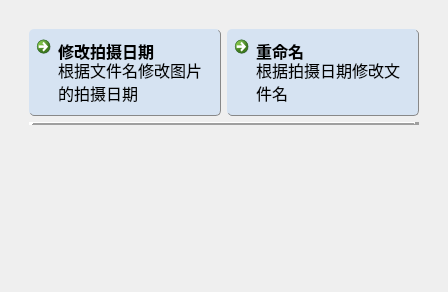
Before: the Qt Designer form app/ui/image_tools/image_tool_ui.ui in LC044/EasyBox, drawn with Qt 5.
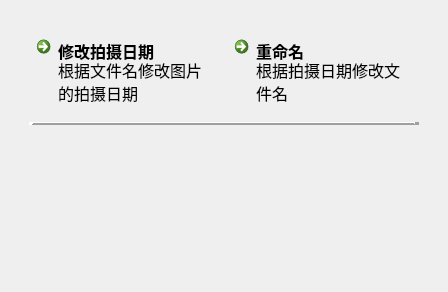
After: the same form once the commit is applied. Icons and pictures are not drawn.

```diff
--- a/app/ui/image_tools/image_tool_ui.ui
+++ b/app/ui/image_tools/image_tool_ui.ui
@@ -19,26 +19,9 @@
    <string>Form</string>
   </property>
   <property name="styleSheet">
-   <string notr="true">QPushButton{
-    background-color: rgb(250,252,253);
-    border-radius: 5px;
-	font-size:12pt;
+   <string notr="true">QCommandLinkButton{
+    border-radius: 10px;
     padding: 8px;
-    border-right: 2px solid #888888;  /* 按钮边框，2px宽，白色 */
-    border-bottom: 2px solid #888888;  /* 按钮边框，2px宽，白色 */
-    border-left: 1px solid #ffffff;  /* 按钮边框，2px宽，白色 */
-    border-top: 1px solid #ffffff;  /* 按钮边框，2px宽，白色 */
-}
-
-
-QCommandLinkButton{
-    background-color: rgb(214,227,242);
-    border-radius: 5px;
-    padding: 8px;
-    border-right: 1px solid #888888;  /* 按钮边框，2px宽，白色 */
-    border-bottom: 1px solid #888888;  /* 按钮边框，2px宽，白色 */
-    border-left: 0px solid #ffffff;  /* 按钮边框，2px宽，白色 */
-    border-top: 0px solid #ffffff;  /* 按钮边框，2px宽，白色 */
 }
 QPushButton:hover { 
 	border-right: 2px solid #888888;  /* 按钮边框，2px宽，白色 */
@@ -100,6 +83,11 @@
             <property name="enabled">
              <bool>true</bool>
             </property>
+            <property name="font">
+             <font>
+              <pointsize>12</pointsize>
+             </font>
+            </property>
             <property name="cursor">
              <cursorShape>PointingHandCursor</cursorShape>
             </property>
@@ -156,6 +144,11 @@
             <property name="enabled">
              <bool>true</bool>
             </property>
+            <property name="font">
+             <font>
+              <pointsize>12</pointsize>
+             </font>
+            </property>
             <property name="cursor">
              <cursorShape>PointingHandCursor</cursorShape>
             </property>
```
Left out of the diff: 25 changed lines with no effect on the pictures.
